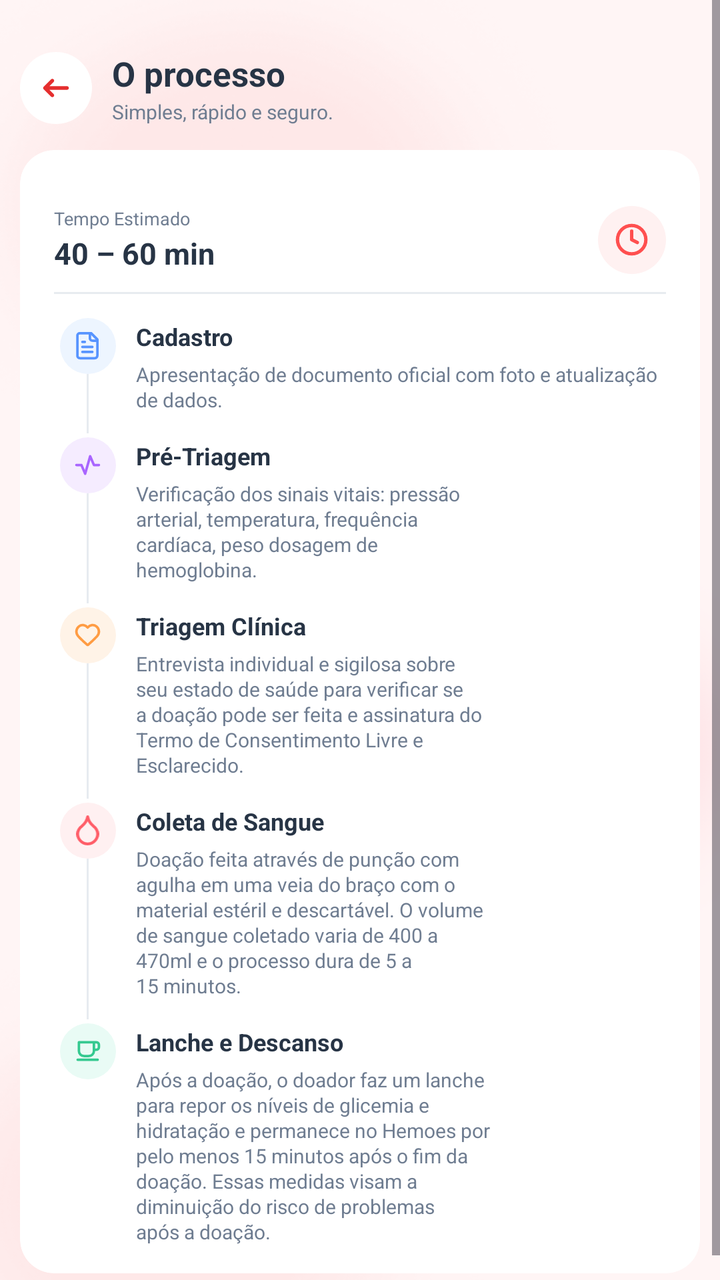
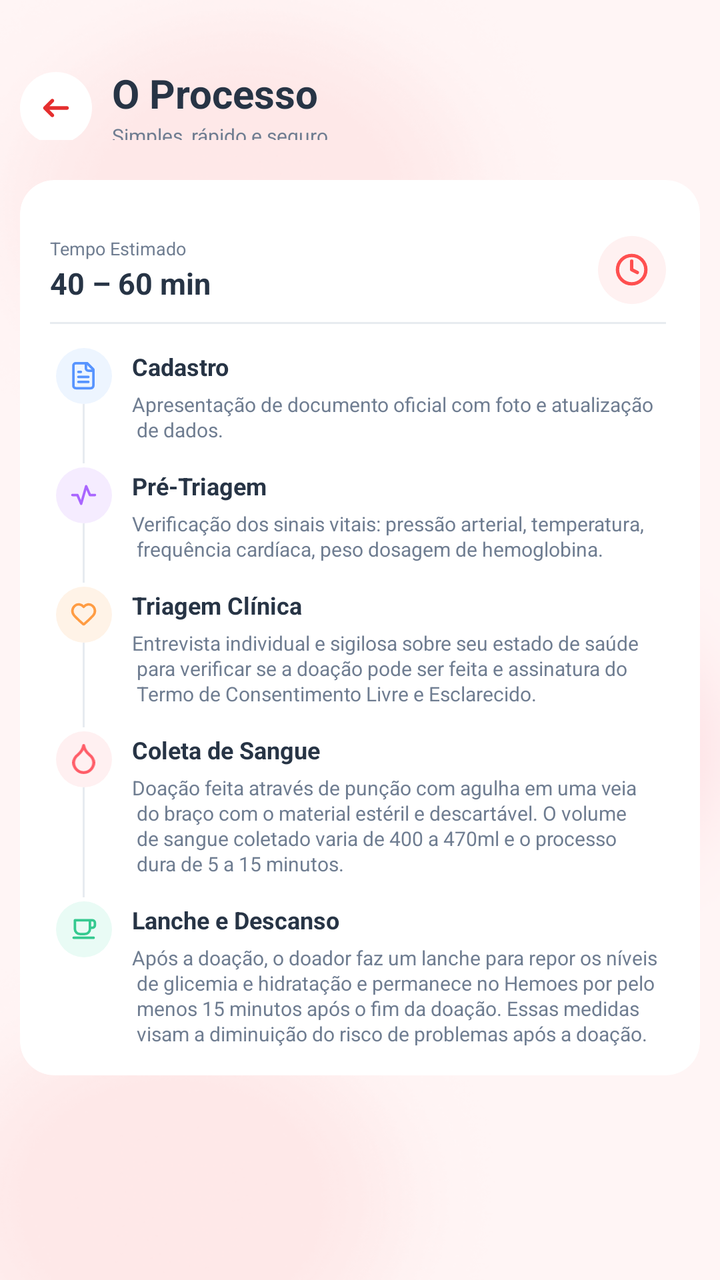

An Android layout rendered at two revisions. The XML below is the earlier revision; the diff shows what the commit changed to produce the second picture.
<!-- AndroidManifest.xml: application theme Theme.Hemo_Conecta -->
<!-- res/layout/fragment_processo_doacao.xml -->
<?xml version="1.0" encoding="utf-8"?>
<ScrollView xmlns:android="http://schemas.android.com/apk/res/android"
    xmlns:app="http://schemas.android.com/apk/res-auto"
    android:layout_width="match_parent"
    android:layout_height="match_parent"
    android:background="@drawable/back_foto"
    android:fillViewport="true">

    <LinearLayout
        android:layout_width="match_parent"
        android:layout_height="wrap_content"
        android:orientation="vertical"
        android:paddingStart="10dp"
        android:paddingEnd="10dp"
        android:paddingTop="18dp"
        android:paddingBottom="16dp">

        
        <LinearLayout
            android:layout_width="match_parent"
            android:layout_height="52dp"
            android:gravity="center_vertical"
            android:orientation="horizontal">

            
            <FrameLayout
                android:layout_width="36dp"
                android:layout_height="36dp"
                android:background="@drawable/bg_icon"
                android:backgroundTint="@color/white">

                <ImageView
                    android:layout_width="22dp"
                    android:layout_height="22dp"
                    android:layout_gravity="center"
                    android:contentDescription="Voltar"
                    android:src="@drawable/ic_back" />
            </FrameLayout>

            <LinearLayout
                android:layout_width="0dp"
                android:layout_height="wrap_content"
                android:layout_marginStart="2dp"
                android:layout_weight="1"
                android:orientation="vertical"
                android:paddingStart="8dp">

                <TextView
                    android:layout_width="wrap_content"
                    android:layout_height="wrap_content"
                    android:text="O processo"
                    android:textColor="@color/titulo_processo"
                    android:textSize="17sp"
                    android:textStyle="bold" />

                <TextView
                    android:layout_width="wrap_content"
                    android:layout_height="wrap_content"
                    android:layout_marginTop="1dp"
                    android:text="Simples, rápido e seguro."
                    android:textColor="@color/texto_processo"
                    android:textSize="10sp" />
            </LinearLayout>
        </LinearLayout>


        
        <androidx.cardview.widget.CardView
            android:layout_width="match_parent"
            android:layout_height="wrap_content"
            android:layout_marginTop="5dp"
            app:cardBackgroundColor="@color/white"
            app:cardCornerRadius="17dp"
            app:cardElevation="0dp">

            <LinearLayout
                android:layout_width="match_parent"
                android:layout_height="wrap_content"
                android:orientation="vertical"
                android:paddingStart="17dp"
                android:paddingTop="19dp"
                android:paddingEnd="17dp"
                android:paddingBottom="13dp">

                
                <LinearLayout
                    android:layout_width="match_parent"
                    android:layout_height="52dp"
                    android:gravity="center_vertical"
                    android:orientation="horizontal">

                    <LinearLayout
                        android:layout_width="0dp"
                        android:layout_height="wrap_content"
                        android:layout_weight="1"
                        android:orientation="vertical">

                        <TextView
                            android:layout_width="wrap_content"
                            android:layout_height="wrap_content"
                            android:text="Tempo Estimado"
                            android:textColor="@color/texto_processo"
                            android:textSize="9sp" />

                        <TextView
                            android:layout_width="wrap_content"
                            android:layout_height="wrap_content"
                            android:layout_marginTop="1dp"
                            android:text="40 – 60 min"
                            android:textColor="@color/titulo_processo"
                            android:textSize="15sp"
                            android:textStyle="bold" />
                    </LinearLayout>

                    <FrameLayout
                        android:layout_width="34dp"
                        android:layout_height="34dp"
                        android:background="@drawable/bg_icon"
                        android:backgroundTint="@color/fundo_tempo">

                        <ImageView
                            android:layout_width="17dp"
                            android:layout_height="17dp"
                            android:layout_gravity="center"
                            android:src="@drawable/ic_clock"
                            app:tint="@color/icon_tempo" />
                    </FrameLayout>
                </LinearLayout>


                
                <View
                    android:layout_width="match_parent"
                    android:layout_height="1dp"
                    android:background="@color/view_processo" />

                
                <LinearLayout
                    android:layout_width="match_parent"
                    android:layout_height="wrap_content"
                    android:orientation="horizontal">

                    <LinearLayout
                        android:layout_width="34dp"
                        android:layout_height="match_parent"
                        android:gravity="center_horizontal"
                        android:orientation="vertical">

                        <FrameLayout
                            android:layout_width="28dp"
                            android:layout_height="28dp"
                            android:layout_marginTop="12dp"
                            android:background="@drawable/bg_icon"
                            android:backgroundTint="@color/fundo_cadastro">

                            <ImageView
                                android:layout_width="15dp"
                                android:layout_height="15dp"
                                android:layout_gravity="center"
                                android:src="@drawable/ic_document"
                                app:tint="@color/icon_cadastro" />
                        </FrameLayout>

                        <View
                            android:layout_width="1dp"
                            android:layout_height="0dp"
                            android:layout_weight="1"
                            android:background="@color/view_processo" />
                    </LinearLayout>

                    <LinearLayout
                        android:layout_width="0dp"
                        android:layout_height="wrap_content"
                        android:layout_weight="1"
                        android:orientation="vertical"
                        android:paddingStart="7dp"
                        android:paddingTop="13dp"
                        android:paddingBottom="10dp">

                        <TextView
                            android:layout_width="wrap_content"
                            android:layout_height="wrap_content"
                            android:text="Cadastro"
                            android:textColor="@color/titulo_processo"
                            android:textSize="12sp"
                            android:textStyle="bold" />

                        <TextView
                            android:layout_width="match_parent"
                            android:layout_height="wrap_content"
                            android:layout_marginTop="4dp"
                            android:lineSpacingExtra="1dp"
                            android:text="Apresentação de documento oficial com foto e atualização de dados."
                            android:textColor="@color/texto_processo"
                            android:textSize="10sp" />
                    </LinearLayout>
                </LinearLayout>


                
                <LinearLayout
                    android:layout_width="match_parent"
                    android:layout_height="wrap_content"
                    android:orientation="horizontal">

                    <LinearLayout
                        android:layout_width="34dp"
                        android:layout_height="match_parent"
                        android:gravity="center_horizontal"
                        android:orientation="vertical">

                        <FrameLayout
                            android:layout_width="28dp"
                            android:layout_height="28dp"
                            android:layout_marginTop="2dp"
                            android:background="@drawable/bg_icon"
                            android:backgroundTint="@color/fundo_triagem">

                            <ImageView
                                android:layout_width="15dp"
                                android:layout_height="15dp"
                                android:layout_gravity="center"
                                android:src="@drawable/ic_pulse"
                                app:tint="@color/icon_triagem" />
                        </FrameLayout>

                        <View
                            android:layout_width="1dp"
                            android:layout_height="0dp"
                            android:layout_weight="1"
                            android:background="@color/view_processo" />
                    </LinearLayout>

                    <LinearLayout
                        android:layout_width="0dp"
                        android:layout_height="wrap_content"
                        android:layout_weight="1"
                        android:orientation="vertical"
                        android:paddingStart="7dp"
                        android:paddingTop="3dp"
                        android:paddingBottom="10dp">

                        <TextView
                            android:layout_width="wrap_content"
                            android:layout_height="wrap_content"
                            android:text="Pré-Triagem"
                            android:textColor="@color/titulo_processo"
                            android:textSize="12sp"
                            android:textStyle="bold" />

                        <TextView
                            android:layout_width="match_parent"
                            android:layout_height="wrap_content"
                            android:layout_marginTop="4dp"
                            android:lineSpacingExtra="1dp"
                            android:text="Verificação dos sinais vitais: pressão&#10;arterial, temperatura, frequência&#10;cardíaca, peso dosagem de&#10;hemoglobina."
                            android:textColor="@color/texto_processo"
                            android:textSize="10sp" />
                    </LinearLayout>
                </LinearLayout>


                
                <LinearLayout
                    android:layout_width="match_parent"
                    android:layout_height="wrap_content"
                    android:orientation="horizontal">

                    <LinearLayout
                        android:layout_width="34dp"
                        android:layout_height="match_parent"
                        android:gravity="center_horizontal"
                        android:orientation="vertical">

                        <FrameLayout
                            android:layout_width="28dp"
                            android:layout_height="28dp"
                            android:layout_marginTop="2dp"
                            android:background="@drawable/bg_icon"
                            android:backgroundTint="@color/fundo_triagem_clinica">

                            <ImageView
                                android:layout_width="15dp"
                                android:layout_height="15dp"
                                android:layout_gravity="center"
                                android:src="@drawable/ic_heart"
                                app:tint="@color/icon_triagem_clinica" />
                        </FrameLayout>

                        <View
                            android:layout_width="1dp"
                            android:layout_height="0dp"
                            android:layout_weight="1"
                            android:background="@color/view_processo" />
                    </LinearLayout>

                    <LinearLayout
                        android:layout_width="0dp"
                        android:layout_height="wrap_content"
                        android:layout_weight="1"
                        android:orientation="vertical"
                        android:paddingStart="7dp"
                        android:paddingTop="3dp"
                        android:paddingBottom="10dp">

                        <TextView
                            android:layout_width="wrap_content"
                            android:layout_height="wrap_content"
                            android:text="Triagem Clínica"
                            android:textColor="@color/titulo_processo"
                            android:textSize="12sp"
                            android:textStyle="bold" />

                        <TextView
                            android:layout_width="match_parent"
                            android:layout_height="wrap_content"
                            android:layout_marginTop="4dp"
                            android:lineSpacingExtra="1dp"
                            android:text="Entrevista individual e sigilosa sobre&#10;seu estado de saúde para verificar se&#10;a doação pode ser feita e assinatura do&#10;Termo de Consentimento Livre e&#10;Esclarecido."
                            android:textColor="@color/texto_processo"
                            android:textSize="10sp" />
                    </LinearLayout>
                </LinearLayout>

                
                <LinearLayout
                    android:layout_width="match_parent"
                    android:layout_height="wrap_content"
                    android:orientation="horizontal">

                    <LinearLayout
                        android:layout_width="34dp"
                        android:layout_height="match_parent"
                        android:gravity="center_horizontal"
                        android:orientation="vertical">

                        <FrameLayout
                            android:layout_width="28dp"
                            android:layout_height="28dp"
                            android:layout_marginTop="2dp"
                            android:background="@drawable/bg_icon"
                            android:backgroundTint="@color/fundo_coleta">

                            <ImageView
                                android:layout_width="15dp"
                                android:layout_height="15dp"
                                android:layout_gravity="center"
                                android:src="@drawable/ic_blood"
                                app:tint="@color/icon_coleta" />
                        </FrameLayout>

                        <View
                            android:layout_width="1dp"
                            android:layout_height="0dp"
                            android:layout_weight="1"
                            android:background="@color/view_processo" />
                    </LinearLayout>

                    <LinearLayout
                        android:layout_width="0dp"
                        android:layout_height="wrap_content"
                        android:layout_weight="1"
                        android:orientation="vertical"
                        android:paddingStart="7dp"
                        android:paddingTop="3dp"
                        android:paddingBottom="10dp">

                        <TextView
                            android:layout_width="wrap_content"
                            android:layout_height="wrap_content"
                            android:text="Coleta de Sangue"
                            android:textColor="@color/titulo_processo"
                            android:textSize="12sp"
                            android:textStyle="bold" />

                        <TextView
                            android:layout_width="match_parent"
                            android:layout_height="wrap_content"
                            android:layout_marginTop="4dp"
                            android:lineSpacingExtra="1dp"
                            android:text="Doação feita através de punção com&#10;agulha em uma veia do braço com o&#10;material estéril e descartável. O volume&#10;de sangue coletado varia de 400 a&#10;470ml e o processo dura de 5 a&#10;15 minutos."
                            android:textColor="@color/texto_processo"
                            android:textSize="10sp" />
                    </LinearLayout>
                </LinearLayout>


                
                <LinearLayout
                    android:layout_width="match_parent"
                    android:layout_height="wrap_content"
                    android:orientation="horizontal">

                    <LinearLayout
                        android:layout_width="34dp"
                        android:layout_height="match_parent"
                        android:gravity="center_horizontal"
                        android:orientation="vertical">

                        <FrameLayout
                            android:layout_width="28dp"
                            android:layout_height="28dp"
                            android:layout_marginTop="2dp"
                            android:background="@drawable/bg_icon"
                            android:backgroundTint="@color/fundo_lanche">

                            <ImageView
                                android:layout_width="15dp"
                                android:layout_height="15dp"
                                android:layout_gravity="center"
                                android:src="@drawable/ic_coffee"
                                app:tint="@color/icon_lanche" />
                        </FrameLayout>
                    </LinearLayout>

                    <LinearLayout
                        android:layout_width="0dp"
                        android:layout_height="wrap_content"
                        android:layout_weight="1"
                        android:orientation="vertical"
                        android:paddingStart="7dp"
                        android:paddingTop="3dp"
                        android:paddingBottom="1dp">

                        <TextView
                            android:layout_width="wrap_content"
                            android:layout_height="wrap_content"
                            android:text="Lanche e Descanso"
                            android:textColor="@color/titulo_processo"
                            android:textSize="12sp"
                            android:textStyle="bold" />

                        <TextView
                            android:layout_width="match_parent"
                            android:layout_height="wrap_content"
                            android:layout_marginTop="4dp"
                            android:lineSpacingExtra="1dp"
                            android:text="Após a doação, o doador faz um lanche&#10;para repor os níveis de glicemia e&#10;hidratação e permanece no Hemoes por&#10;pelo menos 15 minutos após o fim da&#10;doação. Essas medidas visam a&#10;diminuição do risco de problemas&#10;após a doação."
                            android:textColor="@color/texto_processo"
                            android:textSize="10sp" />
                    </LinearLayout>
                </LinearLayout>
            </LinearLayout>
        </androidx.cardview.widget.CardView>
    </LinearLayout>
</ScrollView>
<!-- resources referenced by this layout -->
<resources>
  <color name="fundo_cadastro">#EDF5FF</color>
  <color name="fundo_coleta">#FFF0F1</color>
  <color name="fundo_lanche">#E9FBF5</color>
  <color name="fundo_tempo">#FFF1F1</color>
  <color name="fundo_triagem">#F5ECFF</color>
  <color name="fundo_triagem_clinica">#FFF3E7</color>
  <color name="icon_cadastro">#5794FF</color>
  <color name="icon_coleta">#FF5D68</color>
  <color name="icon_lanche">#35C990</color>
  <color name="icon_tempo">#FF4F4F</color>
  <color name="icon_triagem">#A965FF</color>
  <color name="icon_triagem_clinica">#FF9C43</color>
  <color name="texto_processo">#6F7D91</color>
  <color name="titulo_processo">#273445</color>
  <color name="view_processo">#E7EBF0</color>
  <color name="white">#FFFFFF</color>
  <!-- drawable bg_icon (drawable) -->
  <?xml version="1.0" encoding="utf-8"?>
  <shape xmlns:android="http://schemas.android.com/apk/res/android"
      android:shape="oval">
  </shape>
  <!-- drawable ic_coffee (drawable) -->
  <vector xmlns:android="http://schemas.android.com/apk/res/android" android:height="24dp" android:viewportHeight="24" android:viewportWidth="24" android:width="24dp">
        
      <path android:fillColor="#00000000" android:pathData="M17,5H5V12C5,14.209 6.791,16 9,16H13C15.209,16 17,14.209 17,12V5ZM17,5H19C20.105,5 21,5.895 21,7V9C21,10.105 20.105,11 19,11H17M4,19H20" android:strokeColor="#000000" android:strokeLineCap="round" android:strokeLineJoin="round" android:strokeWidth="2"/>
      
  </vector>
  <!-- drawable ic_pulse (drawable) -->
  <vector xmlns:android="http://schemas.android.com/apk/res/android" android:height="24dp" android:viewportHeight="24" android:viewportWidth="24" android:width="24dp">
        
      <path android:fillColor="#00000000" android:pathData="M3,12h4l3,7 4,-14 3,7h4" android:strokeColor="#000000" android:strokeLineCap="round" android:strokeLineJoin="round" android:strokeWidth="2"/>
      
  </vector>
  <style name="Theme.Hemo_Conecta" parent="Base.Theme.Hemo_Conecta" />
  <style name="Base.Theme.Hemo_Conecta" parent="Theme.Material3.DayNight.NoActionBar">
          
          
      </style>
  <!-- unchanged entries left out for length: 6 -->
</resources>

<!-- the commit's change to res/layout/fragment_processo_doacao.xml (unified diff, before → after) -->
@@ -26,6 +26,7 @@
             <FrameLayout
                 android:layout_width="36dp"
                 android:layout_height="36dp"
+                android:layout_marginTop="10dp"
                 android:background="@drawable/bg_icon"
                 android:backgroundTint="@color/white">
 
@@ -38,9 +39,11 @@
             </FrameLayout>
 
             <LinearLayout
+                android:id="@+id/layout1"
                 android:layout_width="0dp"
                 android:layout_height="wrap_content"
                 android:layout_marginStart="2dp"
+                android:layout_marginTop="10dp"
                 android:layout_weight="1"
                 android:orientation="vertical"
                 android:paddingStart="8dp">
@@ -48,16 +51,16 @@
                 <TextView
                     android:layout_width="wrap_content"
                     android:layout_height="wrap_content"
-                    android:text="O processo"
+                    android:text="@string/titulo_processo"
                     android:textColor="@color/titulo_processo"
-                    android:textSize="17sp"
+                    android:textSize="20sp"
                     android:textStyle="bold" />
 
                 <TextView
                     android:layout_width="wrap_content"
                     android:layout_height="wrap_content"
                     android:layout_marginTop="1dp"
-                    android:text="Simples, rápido e seguro."
+                    android:text="@string/subtitulo_processo"
                     android:textColor="@color/texto_processo"
                     android:textSize="10sp" />
             </LinearLayout>
@@ -68,7 +71,7 @@
         <androidx.cardview.widget.CardView
             android:layout_width="match_parent"
             android:layout_height="wrap_content"
-            android:layout_marginTop="5dp"
+            android:layout_marginTop="20dp"
             app:cardBackgroundColor="@color/white"
             app:cardCornerRadius="17dp"
             app:cardElevation="0dp">
@@ -77,7 +80,7 @@
                 android:layout_width="match_parent"
                 android:layout_height="wrap_content"
                 android:orientation="vertical"
-                android:paddingStart="17dp"
+                android:paddingStart="15dp"
                 android:paddingTop="19dp"
                 android:paddingEnd="17dp"
                 android:paddingBottom="13dp">
@@ -98,7 +101,7 @@
                         <TextView
                             android:layout_width="wrap_content"
                             android:layout_height="wrap_content"
-                            android:text="Tempo Estimado"
+                            android:text="@string/processo_tempo"
                             android:textColor="@color/texto_processo"
                             android:textSize="9sp" />
 
@@ -106,7 +109,7 @@
                             android:layout_width="wrap_content"
                             android:layout_height="wrap_content"
                             android:layout_marginTop="1dp"
-                            android:text="40 – 60 min"
+                            android:text="@string/processo_tempo_min"
                             android:textColor="@color/titulo_processo"
                             android:textSize="15sp"
                             android:textStyle="bold" />
@@ -180,7 +183,7 @@
                         <TextView
                             android:layout_width="wrap_content"
                             android:layout_height="wrap_content"
-                            android:text="Cadastro"
+                            android:text="@string/titulo_cadastro"
                             android:textColor="@color/titulo_processo"
                             android:textSize="12sp"
                             android:textStyle="bold" />
@@ -190,7 +193,7 @@
                             android:layout_height="wrap_content"
                             android:layout_marginTop="4dp"
                             android:lineSpacingExtra="1dp"
-                            android:text="Apresentação de documento oficial com foto e atualização de dados."
+                            android:text="@string/descricao_cadastro"
                             android:textColor="@color/texto_processo"
                             android:textSize="10sp" />
                     </LinearLayout>
@@ -243,7 +246,7 @@
                         <TextView
                             android:layout_width="wrap_content"
                             android:layout_height="wrap_content"
-                            android:text="Pré-Triagem"
+                            android:text="@string/titulo_pre_triagem"
                             android:textColor="@color/titulo_processo"
                             android:textSize="12sp"
                             android:textStyle="bold" />
@@ -253,7 +256,7 @@
                             android:layout_height="wrap_content"
                             android:layout_marginTop="4dp"
                             android:lineSpacingExtra="1dp"
-                            android:text="Verificação dos sinais vitais: pressão&#10;arterial, temperatura, frequência&#10;cardíaca, peso dosagem de&#10;hemoglobina."
+                            android:text="@string/descricao_pre_triagem"
                             android:textColor="@color/texto_processo"
                             android:textSize="10sp" />
                     </LinearLayout>
@@ -306,7 +309,7 @@
                         <TextView
                             android:layout_width="wrap_content"
                             android:layout_height="wrap_content"
-                            android:text="Triagem Clínica"
+                            android:text="@string/titulo_triagem"
                             android:textColor="@color/titulo_processo"
                             android:textSize="12sp"
                             android:textStyle="bold" />
@@ -316,7 +319,7 @@
                             android:layout_height="wrap_content"
                             android:layout_marginTop="4dp"
                             android:lineSpacingExtra="1dp"
-                            android:text="Entrevista individual e sigilosa sobre&#10;seu estado de saúde para verificar se&#10;a doação pode ser feita e assinatura do&#10;Termo de Consentimento Livre e&#10;Esclarecido."
+                            android:text="@string/descricao_triagem"
                             android:textColor="@color/texto_processo"
                             android:textSize="10sp" />
                     </LinearLayout>
@@ -368,7 +371,7 @@
                         <TextView
                             android:layout_width="wrap_content"
                             android:layout_height="wrap_content"
-                            android:text="Coleta de Sangue"
+                            android:text="@string/titulo_coleta"
                             android:textColor="@color/titulo_processo"
                             android:textSize="12sp"
                             android:textStyle="bold" />
@@ -378,7 +381,7 @@
                             android:layout_height="wrap_content"
                             android:layout_marginTop="4dp"
                             android:lineSpacingExtra="1dp"
-                            android:text="Doação feita através de punção com&#10;agulha em uma veia do braço com o&#10;material estéril e descartável. O volume&#10;de sangue coletado varia de 400 a&#10;470ml e o processo dura de 5 a&#10;15 minutos."
+                            android:text="@string/descricao_coleta"
                             android:textColor="@color/texto_processo"
                             android:textSize="10sp" />
                     </LinearLayout>
@@ -425,7 +428,7 @@
                         <TextView
                             android:layout_width="wrap_content"
                             android:layout_height="wrap_content"
-                            android:text="Lanche e Descanso"
+                            android:text="@string/titulo_lanche"
                             android:textColor="@color/titulo_processo"
                             android:textSize="12sp"
                             android:textStyle="bold" />
@@ -435,7 +438,7 @@
                             android:layout_height="wrap_content"
                             android:layout_marginTop="4dp"
                             android:lineSpacingExtra="1dp"
-                            android:text="Após a doação, o doador faz um lanche&#10;para repor os níveis de glicemia e&#10;hidratação e permanece no Hemoes por&#10;pelo menos 15 minutos após o fim da&#10;doação. Essas medidas visam a&#10;diminuição do risco de problemas&#10;após a doação."
+                            android:text="@string/descricao_lanche"
                             android:textColor="@color/texto_processo"
                             android:textSize="10sp" />
                     </LinearLayout>
<!-- resource entries referenced after the edit -->
@@ -33,6 +33,20 @@
       <path android:fillColor="#00000000" android:pathData="M3,12h4l3,7 4,-14 3,7h4" android:strokeColor="#000000" android:strokeLineCap="round" android:strokeLineJoin="round" android:strokeWidth="2"/>
       
   </vector>
+  <string name="descricao_cadastro">Apresentação de documento oficial com foto e atualização \n de dados.</string>
+  <string name="descricao_coleta">Doação feita através de punção com agulha em uma veia \n do braço com o material estéril e descartável. O volume \n de sangue coletado varia de 400 a 470ml e o processo \n dura de 5 a 15 minutos.</string>
+  <string name="descricao_lanche">Após a doação, o doador faz um lanche para repor os níveis \n de glicemia e hidratação e permanece no Hemoes por pelo \n menos 15 minutos após o fim da doação. Essas medidas \n visam a diminuição do risco de problemas após a doação.</string>
+  <string name="descricao_pre_triagem">Verificação dos sinais vitais: pressão arterial, temperatura, \n frequência cardíaca, peso dosagem de hemoglobina.</string>
+  <string name="descricao_triagem">Entrevista individual e sigilosa sobre seu estado de saúde \n para verificar se a doação pode ser feita e assinatura do \n Termo de Consentimento Livre e Esclarecido.</string>
+  <string name="processo_tempo">Tempo Estimado</string>
+  <string name="processo_tempo_min">40 – 60 min</string>
+  <string name="subtitulo_processo">Simples, rápido e seguro.</string>
+  <string name="titulo_cadastro">Cadastro</string>
+  <string name="titulo_coleta">Coleta de Sangue</string>
+  <string name="titulo_lanche">Lanche e Descanso</string>
+  <string name="titulo_pre_triagem">Pré-Triagem</string>
+  <string name="titulo_processo">O Processo</string>
+  <string name="titulo_triagem">Triagem Clínica</string>
   <style name="Theme.Hemo_Conecta" parent="Base.Theme.Hemo_Conecta" />
   <style name="Base.Theme.Hemo_Conecta" parent="Theme.Material3.DayNight.NoActionBar">
           
